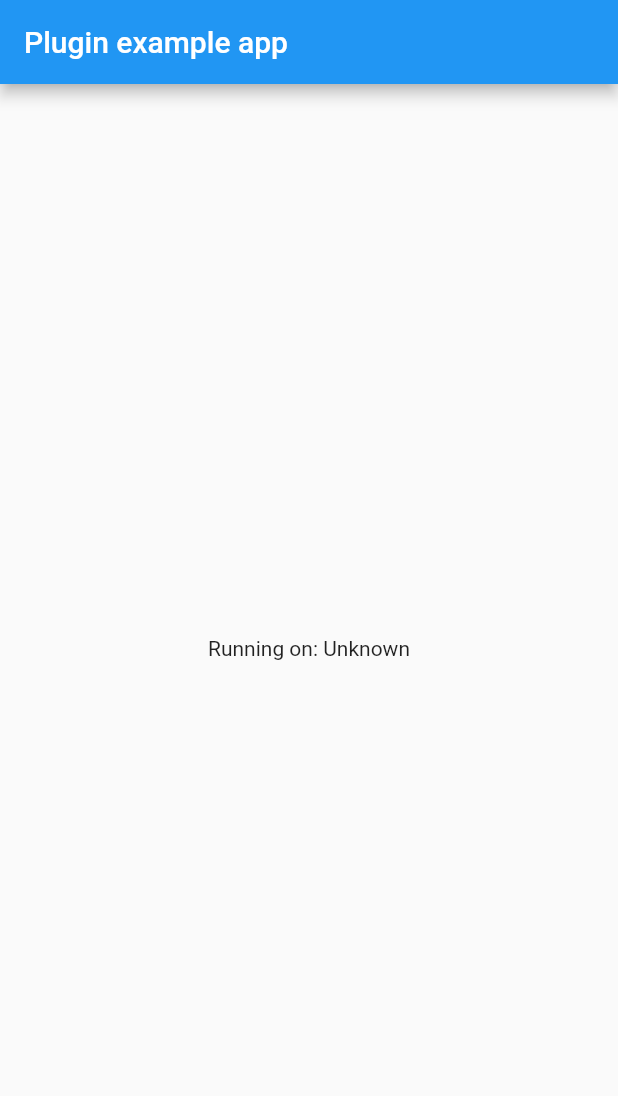
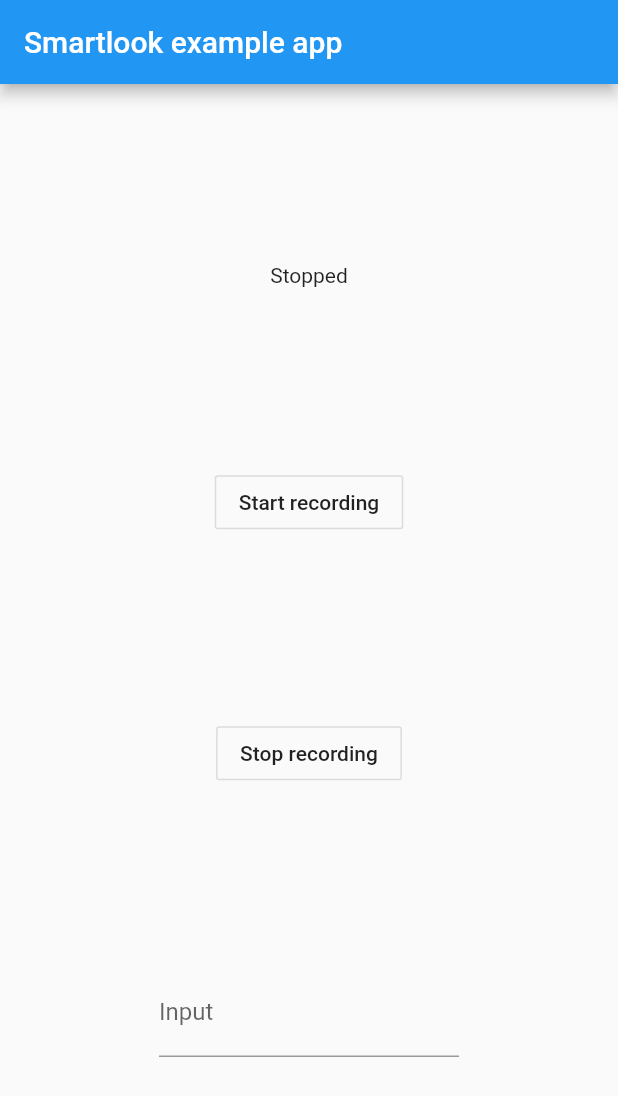
Before and after one commit to Fondeadora/smartlook_flutter, a Flutter app: the screen it shows after launch, on a phone screen of 412 x 824 dp. Shown: the top 1096 px of the screen. Run offline on Flutter 3.47's test engine with Material 2 defaults, Android fonts, the phone set to English and light mode, and no system bars.

```diff
--- a/example/lib/main.dart
+++ b/example/lib/main.dart
@@ -12,32 +12,21 @@ class MyApp extends StatefulWidget {
 }
 
 class _MyAppState extends State<MyApp> {
-  String _platformVersion = 'Unknown';
+  var isRecording = false;
 
   @override
   void initState() {
     super.initState();
-    initPlatformState();
+
+    init();
   }
 
-  // Platform messages are asynchronous, so we initialize in an async method.
-  Future<void> initPlatformState() async {
-    String platformVersion;
-    // Platform messages may fail, so we use a try/catch PlatformException.
+  Future<void> init() async {
     try {
-      await SmartlookFlutter.setup("123");
-    } on PlatformException {
-      platformVersion = 'Failed to get platform version.';
+      await SmartlookFlutter.setup("");
+    } on PlatformException catch(exception) {
+      print(exception.message);
     }
-
-    // If the widget was removed from the tree while the asynchronous platform
-    // message was in flight, we want to discard the reply rather than calling
-    // setState to update our non-existent appearance.
-    if (!mounted) return;
-
-    setState(() {
-      _platformVersion = platformVersion;
-    });
   }
 
   @override
@@ -45,10 +34,47 @@ class _MyAppState extends State<MyApp> {
     return MaterialApp(
       home: Scaffold(
         appBar: AppBar(
-          title: const Text('Plugin example app'),
+          title: Text('Smartlook example app'),
         ),
-        body: Center(
-          child: Text('Running on: $_platformVersion\n'),
+        body: Column(
+          mainAxisAlignment: MainAxisAlignment.spaceEvenly,
+          children: [
+            Center(
+              child: Text(isRecording ? "Recording..." : "Stopped"),
+            ),
+            Center(
+              child: OutlineButton(
+                onPressed: () async {
+                  if(await SmartlookFlutter.start()) {
+                    setState(() {
+                      this.isRecording = true;
+                    });
+                  }
+                },
+                child: Text('Start recording'),
+                )
+            ),
+            Center(
+              child: OutlineButton(
+                onPressed: () async {
+                  if(await SmartlookFlutter.stop()){
+                    setState(() {
+                      this.isRecording = false;
+                    });
+                  }
+                },
+                child: Text('Stop recording'),
+                )
+            ),
+            Center(
+              child: Container(
+                width: 200.0,
+                child: TextField(
+                  decoration: InputDecoration(labelText: "Input"),
+                ),
+              ),
+            ),
+          ],
         ),
       ),
     );
```
Also changed, not shown: 8 other files.
